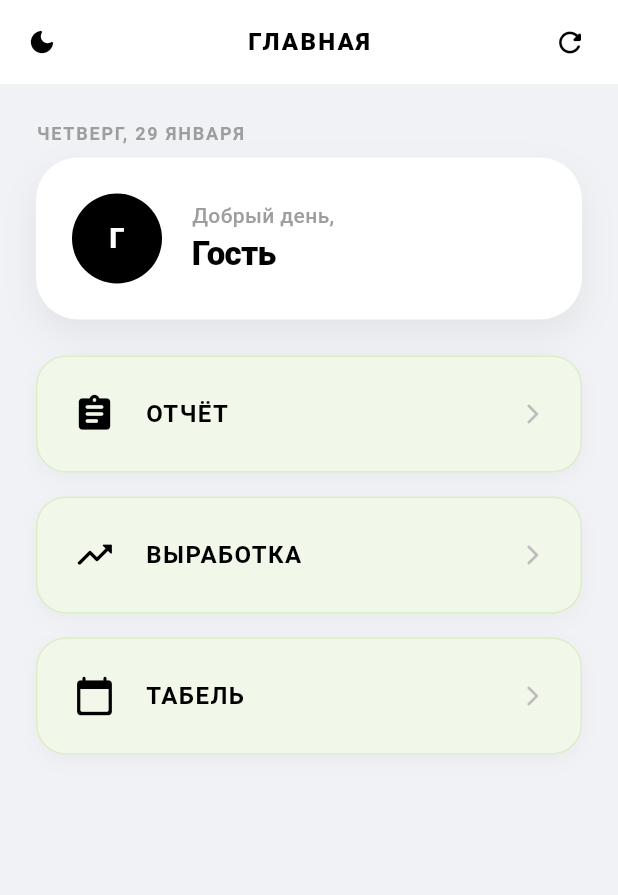
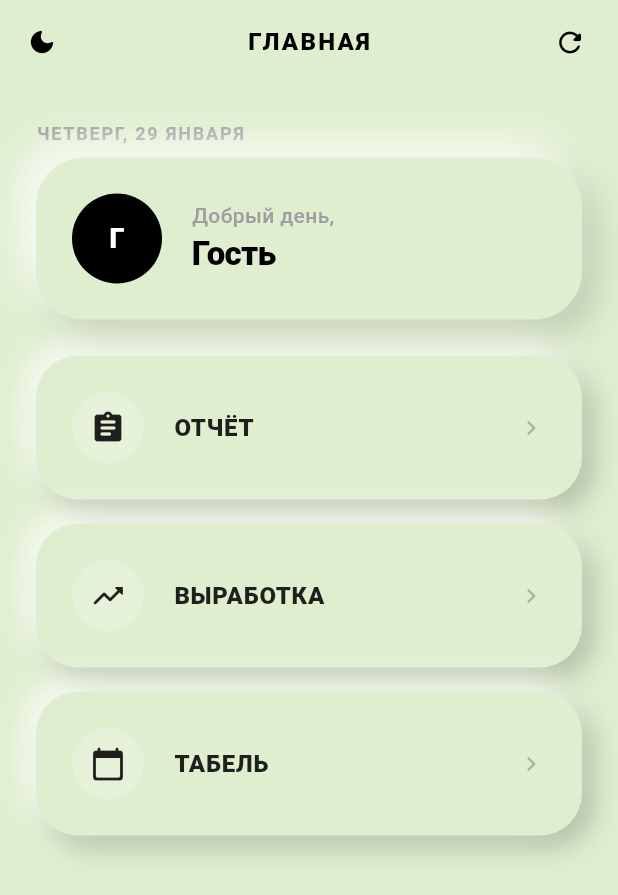
Before and after one commit to dimnok/tg-report-app, a Flutter app: the screen it shows after launch, on a phone screen of 412 x 824 dp. Shown: the top 895 px of the screen. Run offline on Flutter 3.47's test engine with Material 3 defaults, Android fonts, the phone set to English and light mode, and no system bars; our stand-ins replace flutter_riverpod, freezed_annotation, supabase_flutter; missing offline and left inert: dart:js_interop, excel; accounts and stored records are empty; network calls fail.

Commit message:
style: implement neumorphism design on HomeScreen with greenish theme

```diff
--- a/lib/main.dart
+++ b/lib/main.dart
@@ -48,13 +48,11 @@ class MyApp extends ConsumerWidget {
           onSurface: Colors.black,
           outline: Colors.grey[300],
         ),
-        scaffoldBackgroundColor: const Color(0xFFF0F2F5),
+        scaffoldBackgroundColor: const Color(0xFFE0EED0), // Мягкий зеленоватый фон для неоморфизма
         appBarTheme: const AppBarTheme(
-          backgroundColor: Colors.white,
+          backgroundColor: Colors.transparent, // Прозрачный AppBar для чистоты стиля
           foregroundColor: Colors.black,
           elevation: 0,
-          scrolledUnderElevation: 2,
-          surfaceTintColor: Colors.white,
           centerTitle: true,
           titleTextStyle: TextStyle(
             color: Colors.black,
--- a/lib/src/presentation/screens/home_screen.dart
+++ b/lib/src/presentation/screens/home_screen.dart
@@ -168,56 +168,60 @@ class _MenuButton extends StatelessWidget {
 
     return InkWell(
       onTap: onPressed,
-      borderRadius: BorderRadius.circular(20),
+      borderRadius: BorderRadius.circular(28),
       child: Container(
         padding: const EdgeInsets.all(24),
         decoration: BoxDecoration(
-          color: isPrimary
-              ? (isDark ? Colors.blueGrey[800] : const Color(0xFFE8F5E9))
-              : (isDark ? const Color(0xFF1A1A1A) : const Color(0xFFF1F8E9)),
-          borderRadius: BorderRadius.circular(20),
-          border: Border.all(
-            color: isPrimary
-                ? (isDark ? Colors.blueGrey[600]! : const Color(0xFFC8E6C9))
-                : (isDark ? Colors.grey[800]! : const Color(0xFFDCEDC8)),
-          ),
+          color: const Color(0xFFE0EED0), // Цвет совпадает с фоном
+          borderRadius: BorderRadius.circular(28),
           boxShadow: [
-            if (!isDark)
-              BoxShadow(
-                color: Colors.black.withValues(alpha: 0.03),
-                blurRadius: 10,
-                offset: const Offset(0, 4),
-              ),
+            // Темная тень (снизу-справа)
+            BoxShadow(
+              color: Colors.black.withValues(alpha: isDark ? 0.5 : 0.2),
+              blurRadius: 15,
+              offset: const Offset(8, 8),
+            ),
+            // Светлая тень (сверху-слева)
+            BoxShadow(
+              color: isDark ? Colors.grey[800]!.withValues(alpha: 0.3) : Colors.white.withValues(alpha: 0.7),
+              blurRadius: 15,
+              offset: const Offset(-8, -8),
+            ),
           ],
         ),
         child: Row(
           children: [
-            Icon(
-              icon,
-              size: 28,
-              color: isPrimary
-                  ? (isDark ? Colors.blue[200] : Colors.blue[700])
-                  : (isDark ? Colors.white : Colors.black),
+            Container(
+              padding: const EdgeInsets.all(12),
+              decoration: BoxDecoration(
+                color: isPrimary
+                  ? Colors.black.withValues(alpha: 0.05)
+                  : Colors.white.withValues(alpha: 0.2),
+                shape: BoxShape.circle,
+              ),
+              child: Icon(
+                icon,
+                size: 24,
+                color: isPrimary
+                    ? (isDark ? Colors.blue[200] : Colors.green[800])
+                    : (isDark ? Colors.white : Colors.black87),
+              ),
             ),
             const SizedBox(width: 20),
             Text(
               title,
               style: TextStyle(
                 fontSize: 16,
-                fontWeight: FontWeight.bold,
-                letterSpacing: 1,
-                color: isPrimary
-                    ? (isDark ? Colors.blue[100] : Colors.blue[900])
-                    : (isDark ? Colors.white : Colors.black),
+                fontWeight: FontWeight.w800,
+                letterSpacing: 0.5,
+                color: isDark ? Colors.white : Colors.black87,
               ),
             ),
             const Spacer(),
             Icon(
-              Icons.arrow_forward_ios_rounded,
-              size: 16,
-              color: isPrimary
-                  ? (isDark ? Colors.blue[200] : Colors.blue[700])
-                  : (isDark ? Colors.grey[600] : Colors.grey[400]),
+              Icons.chevron_right_rounded,
+              size: 20,
+              color: isDark ? Colors.grey[600] : Colors.black26,
             ),
           ],
         ),
@@ -245,13 +249,18 @@ class _GreetingCard extends StatelessWidget {
       width: double.infinity,
       padding: const EdgeInsets.all(24),
       decoration: BoxDecoration(
-        color: isDark ? const Color(0xFF1E1E1E) : Colors.white,
-        borderRadius: BorderRadius.circular(28),
+        color: const Color(0xFFE0EED0),
+        borderRadius: BorderRadius.circular(32),
         boxShadow: [
           BoxShadow(
-            color: Colors.black.withValues(alpha: isDark ? 0.4 : 0.06),
+            color: Colors.black.withValues(alpha: isDark ? 0.5 : 0.15),
             blurRadius: 20,
-            offset: const Offset(0, 10),
+            offset: const Offset(10, 10),
+          ),
+          BoxShadow(
+            color: isDark ? Colors.grey[800]!.withValues(alpha: 0.3) : Colors.white.withValues(alpha: 0.8),
+            blurRadius: 20,
+            offset: const Offset(-10, -10),
           ),
         ],
       ),
```
